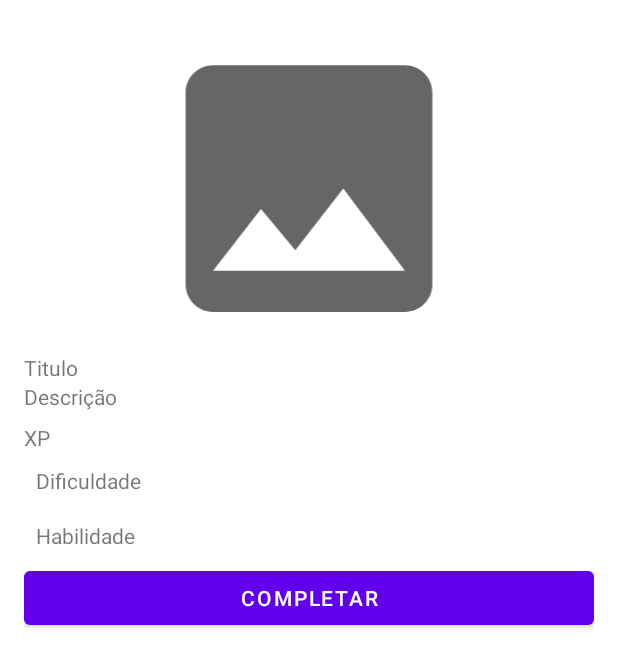
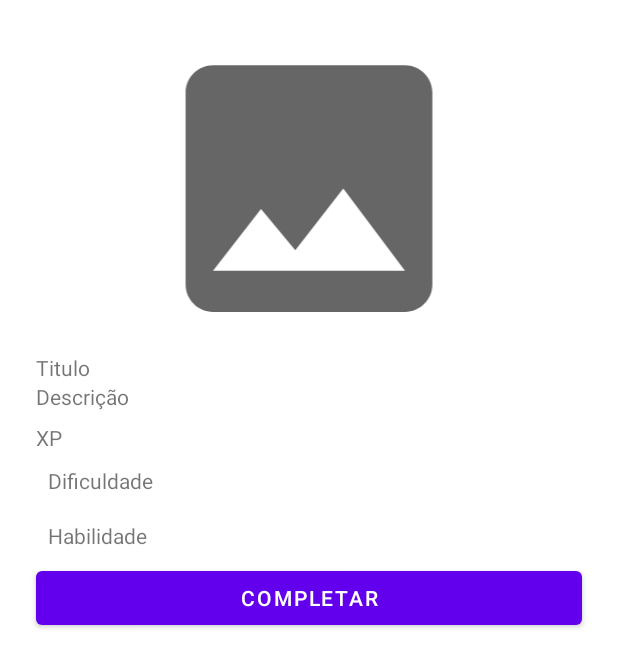
Before and after one commit to ericorabelo/RPGrinding, an Android app: the DetalhesQuestActivity screen opened directly, with no data from a screen before it, on a phone screen of 412 x 824 dp. Shown: the top 667 px of the screen. Run offline under Robolectric (Android 15) with nearby library versions, the light colour scheme and no system bars; our stand-ins replace Picasso.

Commit message:
add evento de click em para detalhes

```diff
--- a/app/src/main/java/erico/rabelo/rpgrinding/atividades/DetalhesQuestActivity.java
+++ b/app/src/main/java/erico/rabelo/rpgrinding/atividades/DetalhesQuestActivity.java
@@ -3,9 +3,11 @@ package erico.rabelo.rpgrinding.atividades;
 import androidx.appcompat.app.AppCompatActivity;
 
 import android.os.Bundle;
+import android.view.View;
 import android.widget.Button;
 import android.widget.ImageView;
 import android.widget.TextView;
+import android.widget.Toast;
 
 import com.squareup.picasso.Picasso;
 
@@ -29,9 +31,6 @@ public class DetalhesQuestActivity extends AppCompatActivity {
         super.onCreate(savedInstanceState);
         setContentView(R.layout.activity_detalhes_quest);
 
-
-
-        //configurações do toolbar
 
         //inciando componentes da interface
         inicializarComponentes();
@@ -62,4 +61,11 @@ public class DetalhesQuestActivity extends AppCompatActivity {
         textViewHabilidadeDetalhe = findViewById(R.id.textViewHabilidadeDetalhe);
 
     }
+
+   /* public void completarQuest(){
+        questSelecionada.deletar();
+        Toast.makeText(DetalhesQuestActivity.this,
+                "Quest Completada com Sucesso",
+                Toast.LENGTH_SHORT).show();
+    }*/
 }
--- a/app/src/main/java/erico/rabelo/rpgrinding/atividades/MinhasQuestsActivity.java
+++ b/app/src/main/java/erico/rabelo/rpgrinding/atividades/MinhasQuestsActivity.java
@@ -65,7 +65,7 @@ public class MinhasQuestsActivity extends AppCompatActivity {
                 startActivity(new Intent(getApplicationContext(), CadastrarQuestActivity.class));
             }
         });
-        getSupportActionBar().setDisplayHomeAsUpEnabled(true);
+       // getSupportActionBar().setDisplayHomeAsUpEnabled(true);
 
         //configurar recyclerView
         recyclerQuests.setLayoutManager(new LinearLayoutManager(this));
@@ -83,7 +83,8 @@ public class MinhasQuestsActivity extends AppCompatActivity {
                         new RecyclerItemClickListener.OnItemClickListener() {
                             @Override
                             public void onItemClick(View view, int position) {
-
+                                Intent intent = new Intent(MinhasQuestsActivity.this, DetalhesQuestActivity.class);
+                                startActivity( intent );
                             }
 
                             @Override
--- a/app/src/main/res/layout/activity_detalhes_quest.xml
+++ b/app/src/main/res/layout/activity_detalhes_quest.xml
@@ -19,12 +19,16 @@
         android:id="@+id/textViewTituloDetalhe"
         android:layout_width="match_parent"
         android:layout_height="wrap_content"
+        android:layout_marginLeft="8dp"
+        android:layout_marginRight="8dp"
         android:text="Titulo" />
 
     <TextView
         android:id="@+id/textViewDescricaoDetalhe"
         android:layout_width="match_parent"
         android:layout_height="wrap_content"
+        android:layout_marginLeft="8dp"
+        android:layout_marginRight="8dp"
         android:paddingBottom="8dp"
         android:text="Descrição" />
 
@@ -32,6 +36,8 @@
         android:id="@+id/textViewXpDetalhe"
         android:layout_width="match_parent"
         android:layout_height="wrap_content"
+        android:layout_marginLeft="8dp"
+        android:layout_marginRight="8dp"
         android:text="XP" />
 
     <View
@@ -43,6 +49,8 @@
         android:id="@+id/textViewDificuldadeDetalhe"
         android:layout_width="match_parent"
         android:layout_height="wrap_content"
+        android:layout_marginLeft="8dp"
+        android:layout_marginRight="8dp"
         android:padding="8dp"
         android:text="Dificuldade" />
 
@@ -55,6 +63,8 @@
         android:id="@+id/textViewHabilidadeDetalhe"
         android:layout_width="match_parent"
         android:layout_height="wrap_content"
+        android:layout_marginLeft="8dp"
+        android:layout_marginRight="8dp"
         android:padding="8dp"
         android:paddingTop="8dp"
         android:paddingBottom="10dp"
@@ -64,5 +74,8 @@
         android:id="@+id/buttonCompletarDetalhe"
         android:layout_width="match_parent"
         android:layout_height="wrap_content"
+        android:layout_marginLeft="8dp"
+        android:layout_marginRight="8dp"
+        android:onClick="completarQuest"
         android:text="Completar" />
 </LinearLayout>
```
Also changed, not shown: app/src/main/res/drawable/ic_baseline_arrow_back_24.xml (added, +11 -0 lines).
